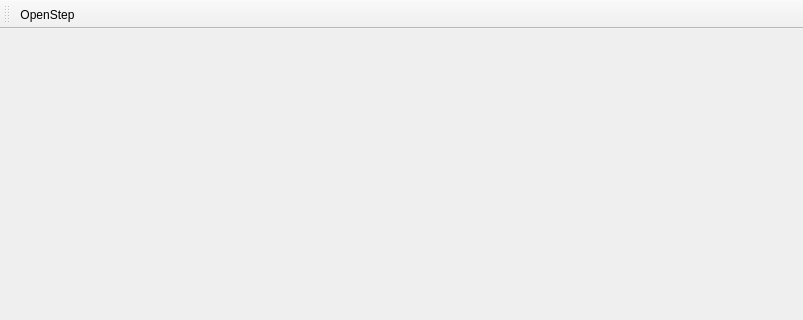
The window that Qt_Project/Gepard_Kinematic/mainwindow.ui (DrBanana/gpd_kinematic) describes before a commit, drawn with Qt 5; both pictures show x 0 to 803 and y 0 to 320 of the 803 by 626 pixel window.
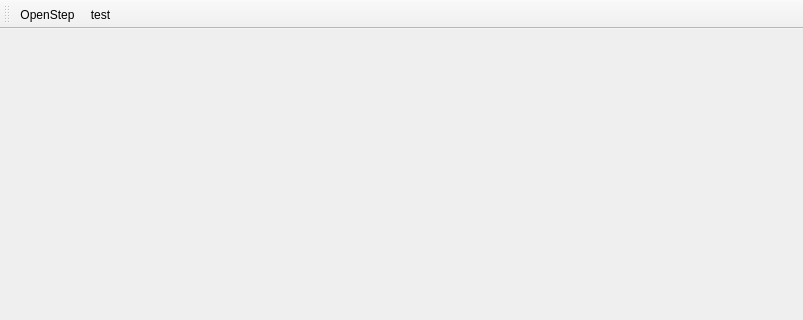
The same window after the commit.

The edit to the form file:
```diff
--- a/Qt_Project/Gepard_Kinematic/mainwindow.ui
+++ b/Qt_Project/Gepard_Kinematic/mainwindow.ui
@@ -32,6 +32,7 @@
     <bool>false</bool>
    </attribute>
    <addaction name="actionOpenStep"/>
+   <addaction name="actionTest"/>
   </widget>
   <widget class="QStatusBar" name="statusBar"/>
   <action name="actionOpenStep">
@@ -39,6 +40,11 @@
     <string>OpenStep</string>
    </property>
   </action>
+  <action name="actionTest">
+   <property name="text">
+    <string>test</string>
+   </property>
+  </action>
  </widget>
  <layoutdefault spacing="6" margin="11"/>
  <resources/>
```
